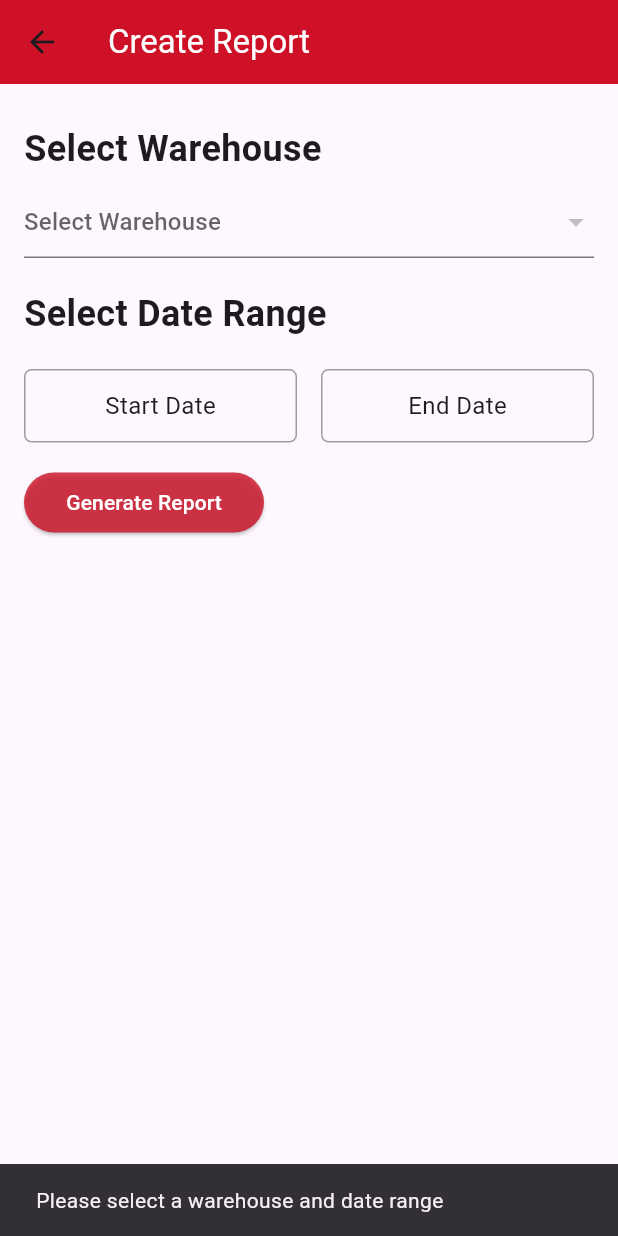
After one commit to akramul47/inventory_user, a Flutter app: the ReportPage screen opened directly, after a tap on "Generate Report", on a phone screen of 412 x 824 dp. The commit adds this screen. Run offline on Flutter 3.47's test engine with Material 3 defaults, Android fonts, the phone set to English and light mode, and no system bars; our stand-ins replace cached_network_image, file_picker, flutter_image_compress, image_picker, shared_preferences, shimmer; missing offline and left inert: barcode_scan2; accounts and stored records are empty; network calls fail.

Commit message:
Add report, Sending compressed Images

```diff
--- /dev/null
+++ b/lib/screens/report_screen.dart
@@ -0,0 +1,260 @@
+import 'package:flutter/material.dart';
+import 'package:http/http.dart' as http;
+import 'dart:convert';
+import 'package:intl/intl.dart';
+import 'package:provider/provider.dart';
+import '../models/product_model.dart';
+import '../providers/product_provider.dart';
+import '../services/auth_servcie.dart';
+import '../utils/pallete.dart';
+
+class ReportPage extends StatefulWidget {
+  const ReportPage({Key? key}) : super(key: key);
+
+  @override
+  State<ReportPage> createState() => _ReportPageState();
+}
+
+class _ReportPageState extends State<ReportPage> {
+  Warehouse? _selectedWarehouse; // Initialize selected warehouse
+  DateTime? _startDate;
+  DateTime? _endDate;
+  bool _isLoading = false;
+  Map<String, dynamic>? _reportData;
+
+  Future<void> _fetchReport() async {
+    if (_selectedWarehouse == null || _startDate == null || _endDate == null) {
+      ScaffoldMessenger.of(context).showSnackBar(
+        const SnackBar(
+          content: Text('Please select a warehouse and date range'),
+        ),
+      );
+      return;
+    }
+
+    setState(() {
+      _isLoading = true;
+      _reportData = null;
+    });
+
+    try {
+      final token = await AuthService.getToken();
+      final startDateString = DateFormat('dd/MM/yyyy').format(_startDate!);
+      final endDateString = DateFormat('dd/MM/yyyy').format(_endDate!);
+      final url =
+          'https://warehouse.z8tech.one/Backend/public/api/shifting/report/?timeRange=0&startDate=$startDateString&endDate=$endDateString&warehouse_id=${_selectedWarehouse!.id}';
+
+      final response = await http.get(
+        Uri.parse(url),
+        headers: {'Authorization': 'Bearer $token'},
+      );
+
+      setState(() {
+        _isLoading = false;
+      });
+
+      if (response.statusCode == 200) {
+        final data = jsonDecode(response.body);
+        if (data['status'] == true) {
+          setState(() {
+            _reportData = data;
+          });
+        } else {
+          ScaffoldMessenger.of(context).showSnackBar(
+            const SnackBar(content: Text('Error fetching report')),
+          );
+        }
+      } else {
+        ScaffoldMessenger.of(context).showSnackBar(
+          SnackBar(content: Text('Error: ${response.reasonPhrase}')),
+        );
+      }
+    } catch (e) {
+      ScaffoldMessenger.of(context).showSnackBar(
+        SnackBar(content: Text('Error: $e')),
+      );
+    }
+  }
+
+  @override
+  Widget build(BuildContext context) {
+    final productProvider = Provider.of<ProductProvider>(context);
+    final warehouses = productProvider.warehouses; // Access list of warehouses
+
+    return Scaffold(
+      appBar: AppBar(
+        title: const Text(
+          'Create Report',
+          style: TextStyle(color: Colors.white),
+        ),
+        backgroundColor: Pallete.primaryRed,
+      ),
+      body: SingleChildScrollView(
+        child: Padding(
+          padding: const EdgeInsets.all(16.0),
+          child: Column(
+            crossAxisAlignment: CrossAxisAlignment.start,
+            children: [
+              const SizedBox(height: 10),
+              const Text(
+                'Select Warehouse',
+                style: TextStyle(fontSize: 24, fontWeight: FontWeight.bold),
+              ),
+              const SizedBox(height: 8),
+              DropdownButtonFormField<Warehouse>(
+                value: _selectedWarehouse,
+                hint: const Text('Select Warehouse'),
+                items: warehouses.map((warehouse) {
+                  return DropdownMenuItem<Warehouse>(
+                    value: warehouse,
+                    child: Text(warehouse.name),
+                  );
+                }).toList(),
+                onChanged: (value) {
+                  setState(() {
+                    _selectedWarehouse = value; // Set selected warehouse
+                  });
+                },
+                validator: (value) {
+                  if (value == null) {
+                    return 'Please select a warehouse';
+                  }
+                  return null;
+                },
+              ),
+              const SizedBox(height: 20),
+              const Text(
+                'Select Date Range',
+                style: TextStyle(fontSize: 24, fontWeight: FontWeight.bold),
+              ),
+              const SizedBox(height: 20),
+              Row(
+                children: [
+                  Expanded(
+                    child: GestureDetector(
+                      onTap: () async {
+                        final selectedDate = await showDatePicker(
+                          context: context,
+                          initialDate: _startDate ?? DateTime.now(),
+                          firstDate: DateTime(2000),
+                          lastDate: DateTime.now(),
+                        );
+                        if (selectedDate != null) {
+                          setState(() {
+                            _startDate = selectedDate;
+                          });
+                        }
+                      },
+                      child: Container(
+                        alignment: Alignment.center,
+                        padding: EdgeInsets.symmetric(vertical: 12),
+                        decoration: BoxDecoration(
+                          border: Border.all(color: Colors.grey),
+                          borderRadius: BorderRadius.circular(5),
+                        ),
+                        child: Text(
+                          _startDate != null
+                              ? DateFormat('dd/MM/yyyy').format(_startDate!)
+                              : 'Start Date',
+                          style: TextStyle(fontSize: 16),
+                        ),
+                      ),
+                    ),
+                  ),
+                  const SizedBox(width: 16),
+                  Expanded(
+                    child: GestureDetector(
+                      onTap: () async {
+                        final selectedDate = await showDatePicker(
+                          context: context,
+                          initialDate: _endDate ?? DateTime.now(),
+                          firstDate: DateTime(2000),
+                          lastDate: DateTime.now(),
+                        );
+                        if (selectedDate != null) {
+                          setState(() {
+                            _endDate = selectedDate;
+                          });
+                        }
+                      },
+                      child: Container(
+                        alignment: Alignment.center,
+                        padding: EdgeInsets.symmetric(vertical: 12),
+                        decoration: BoxDecoration(
+                          border: Border.all(color: Colors.grey),
+                          borderRadius: BorderRadius.circular(5),
+                        ),
+                        child: Text(
+                          _endDate != null
+                              ? DateFormat('dd/MM/yyyy').format(_endDate!)
+                              : 'End Date',
+                          style: TextStyle(fontSize: 16),
+                        ),
+                      ),
+                    ),
+                  ),
+                ],
+              ),
+              const SizedBox(height: 20),
+              SizedBox(
+                width: 160,
+                height: 40,
+                child: ElevatedButton(
+                  onPressed: _isLoading ? null : _fetchReport,
+                  style: ElevatedButton.styleFrom(
+                    backgroundColor: Pallete.primaryRed.withOpacity(0.8),
+                    foregroundColor: Colors.white,
+                  ),
+                  child: _isLoading
+                      ? const SizedBox(
+                          width: 20,
+                          height: 20,
+                          child: CircularProgressIndicator(
+                            strokeWidth: 2,
+                            valueColor: AlwaysStoppedAnimation<Color>(
+                              Colors.white,
+                            ),
+                          ),
+                        )
+                      : const Text('Generate Report'),
+                ),
+              ),
+              const SizedBox(height: 16),
+              if (_reportData != null)
+                Expanded(
+                  child: ListView.builder(
+                    itemCount: _reportData!['data'].length,
+                    itemBuilder: (context, index) {
+                      final data = _reportData!['data'][index];
+                      // Customize the UI to display the report data
+                      return ListTile(
+                        title: Column(
+                          crossAxisAlignment: CrossAxisAlignment.start,
+                          children: [
+                            Text(
+                              'Incoming Products: ${data['incomingProducts']}',
+                              style: TextStyle(fontWeight: FontWeight.bold),
+                            ),
+                            SizedBox(height: 8),
+                            Text(
+                              'Date: ${data['date']}',
+                              style: TextStyle(color: Colors.grey),
+                            ),
+                            SizedBox(height: 8),
+                            Text(
+                              'Shift Products: ${data['shiftProducts']}',
+                              style: TextStyle(color: Colors.grey),
+                            ),
+                          ],
+                        ),
+                      );
+                    },
+                  ),
+                ),
+            ],
+          ),
+        ),
+      ),
+    );
+  }
+}
--- a/pubspec.yaml
+++ b/pubspec.yaml
@@ -48,6 +48,8 @@ dependencies:
   http_parser: ^4.0.0
   file_picker: ^8.0.0+1
   path_provider: ^2.1.2
+  intl: ^0.19.0
+  flutter_image_compress: ^1.1.3
 
 dev_dependencies:
   flutter_test:
```
Also changed, not shown: lib/screens/add_item.dart (+52 -22 lines), lib/screens/export_import_screen.dart (+15 -2 lines), lib/widgets/app_drawer.dart (+15 -1 lines), pubspec.lock.
